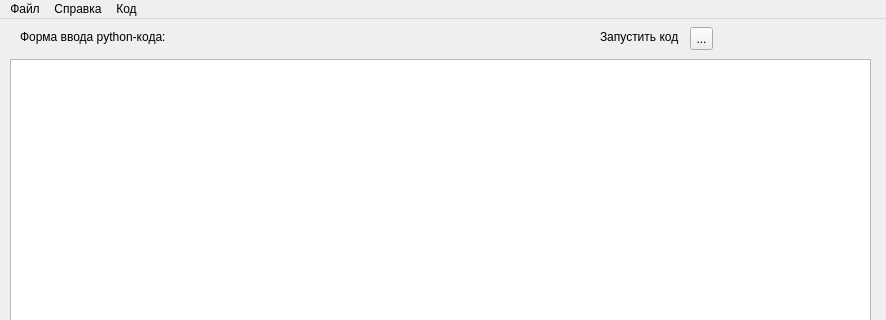
Above: src/renga_py_shell/shellwindow.ui from NikBel3476/Renga_python_shell before the change; both pictures show x 0 to 886 and y 0 to 320 of the 886 by 581 pixel window. Below: the same form after it.
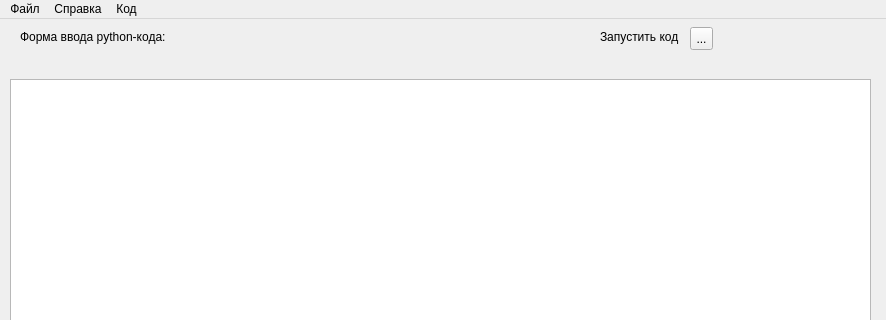
That is the form after the change. Icons and pictures are not drawn.

Diff of the .ui file:
```diff
--- a/src/renga_py_shell/shellwindow.ui
+++ b/src/renga_py_shell/shellwindow.ui
@@ -18,13 +18,13 @@
     <normaloff>repa_logo.png</normaloff>repa_logo.png</iconset>
   </property>
   <widget class="QWidget" name="centralwidget">
-   <widget class="QTextEdit" name="code_space">
+   <widget class="QPlainTextEdit" name="code_space">
     <property name="geometry">
      <rect>
       <x>10</x>
-      <y>40</y>
+      <y>60</y>
       <width>861</width>
-      <height>341</height>
+      <height>321</height>
      </rect>
     </property>
     <property name="inputMethodHints">
```
